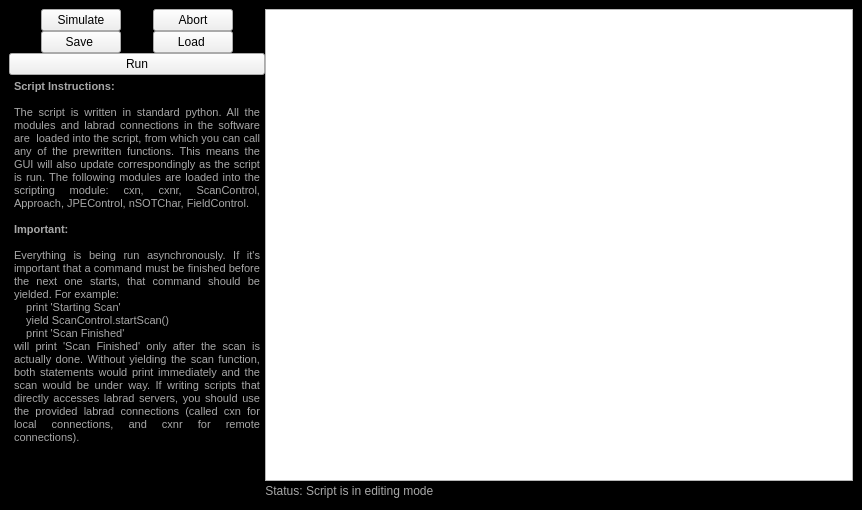
Qt form GUI/ScriptingModule/Scripting.ui (afylab/nanoSQUID-Scanning-Software) before a commit.
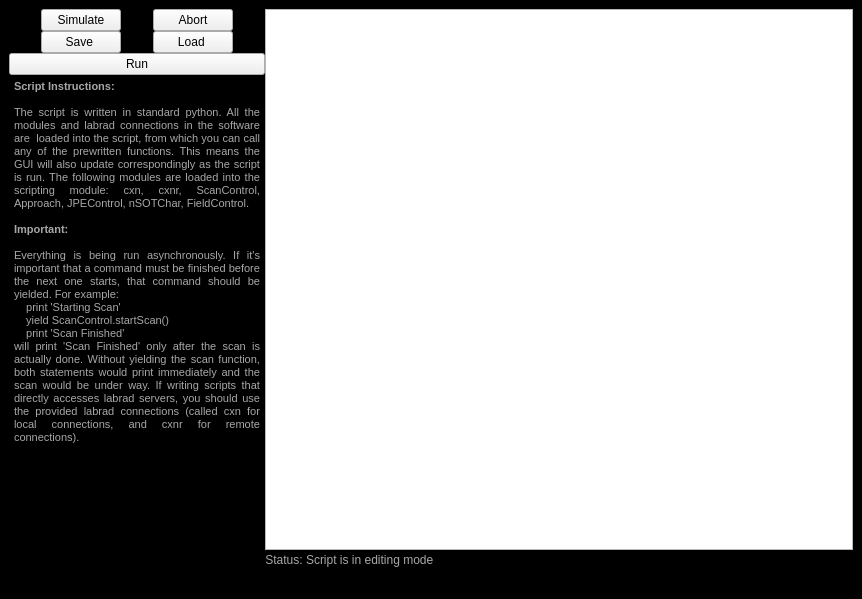
The same form after that commit. Icons and pictures are not drawn.

Commit message: Modifications and improvements after 3He qualification cooldowns. Notably better fast ramping and loop timing for the scripting module.

```diff
--- a/GUI/ScriptingModule/Scripting.ui
+++ b/GUI/ScriptingModule/Scripting.ui
@@ -7,7 +7,7 @@
     <x>0</x>
     <y>0</y>
     <width>862</width>
-    <height>510</height>
+    <height>599</height>
    </rect>
   </property>
   <property name="sizePolicy">
@@ -236,6 +236,19 @@
           </item>
          </layout>
         </item>
+        <item>
+         <widget class="QLabel" name="label_timing">
+          <property name="minimumSize">
+           <size>
+            <width>0</width>
+            <height>20</height>
+           </size>
+          </property>
+          <property name="text">
+           <string>    </string>
+          </property>
+         </widget>
+        </item>
        </layout>
       </item>
      </layout>
```
The commit also changes 8 other files.
